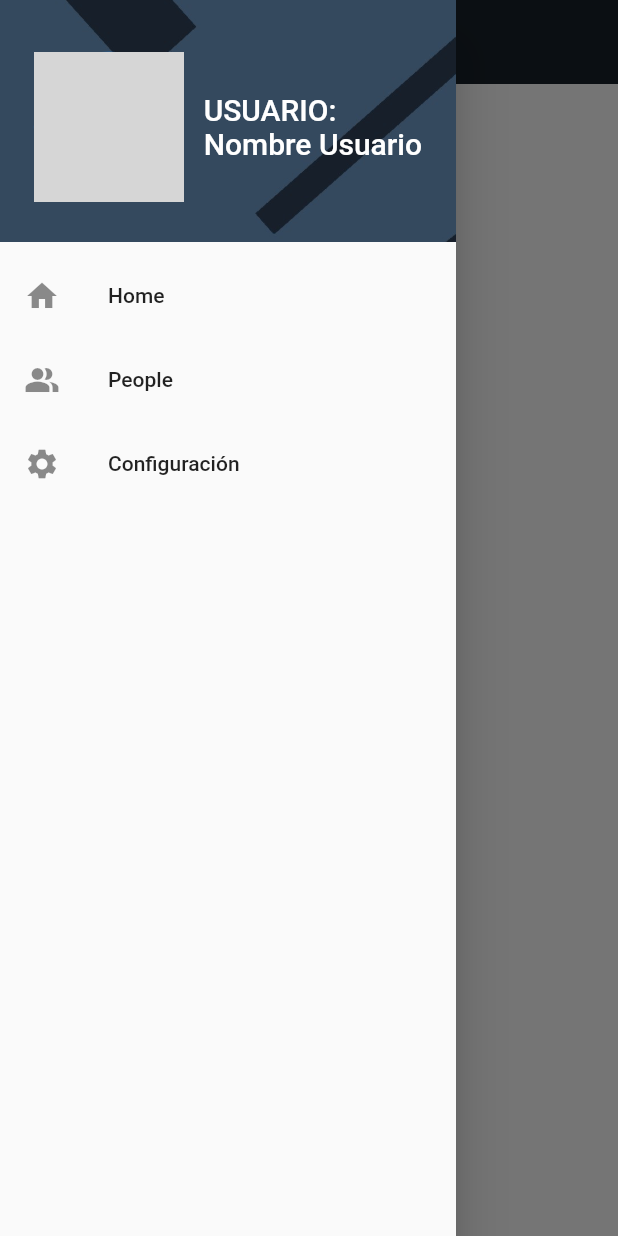
After one commit to GeorgeLN/flutter_app_ventas, a Flutter app: the HomeScreen screen opened by its route, with the side drawer open, on a phone screen of 412 x 824 dp. The commit adds this screen. Run offline on Flutter 3.47's test engine with Material 2 defaults, Android fonts, the phone set to English and light mode, and no system bars; network calls fail; grey boxes are pictures that could not be loaded.

Commit message:
Se implementa el Drawer en el HomeScreen

```diff
--- a/lib/main.dart
+++ b/lib/main.dart
@@ -1,5 +1,7 @@
 import 'package:flutter/material.dart';
+
 import 'package:seguridad_clientes_app/screens/screens.dart';
+import 'package:seguridad_clientes_app/themes/app_theme.dart';
 
 void main() => runApp(const MyApp());
 
@@ -18,9 +20,7 @@ class MyApp extends StatelessWidget {
         'home':(context) => const HomeScreen(),
       },
 
-      theme: ThemeData.light().copyWith(
-        scaffoldBackgroundColor: Colors.grey[300],
-      ),
+      theme: AppTheme.lightTheme,
     );
   }
 }
--- a/lib/screens/home-screen.dart
+++ b/lib/screens/home-screen.dart
@@ -1,15 +1,24 @@
 import 'package:flutter/material.dart';
 
+import 'package:seguridad_clientes_app/widgets/side_menu.dart';
+
 class HomeScreen extends StatelessWidget {
+
+  static const String routerName = 'Home';
 
   const HomeScreen({Key? key}) : super(key: key);
 
   @override
   Widget build(BuildContext context) {
-    return const Scaffold(
-      body: Center(
-         child: Text('Home Screen'),
+    return Scaffold(
+      backgroundColor: Colors.white,
+
+      appBar: AppBar(
+        title: const Text('Nombre APP'),
+        centerTitle: true,
       ),
+
+      drawer: const SideMenu(),
     );
   }
 }
--- /dev/null
+++ b/lib/themes/app_theme.dart
@@ -0,0 +1,15 @@
+
+import 'package:flutter/material.dart';
+
+class AppTheme {
+
+  static const Color primary = Color.fromRGBO(23, 32, 42, 1);
+
+  static final ThemeData lightTheme = ThemeData.light().copyWith(
+
+    appBarTheme: const AppBarTheme(
+      color: primary,
+      elevation: 0,
+    )
+  );
+}
--- /dev/null
+++ b/lib/widgets/side_menu.dart
@@ -0,0 +1,88 @@
+// ignore_for_file: sort_child_properties_last, avoid_unnecessary_containers
+import 'package:flutter/material.dart';
+
+//import 'package:seguridad_clientes_app/screens/screens.dart';
+
+class SideMenu extends StatelessWidget {
+
+  const SideMenu({Key? key}) : super(key: key);
+
+  @override
+  Widget build(BuildContext context) {
+    return Drawer(
+      child: ListView(
+        padding: EdgeInsets.zero,
+
+        children: [
+
+          const _DrawerHeader(),
+
+          ListTile(
+            leading: const Icon(Icons.home),
+            title: const Text('Home'),
+
+            onTap: () {
+              //Navigator.pushReplacementNamed(context, HomeScreen.routerName);
+            },
+          ),
+
+          ListTile(
+            leading: const Icon(Icons.people_alt),
+            title: const Text('People'),
+
+            onTap: () {
+
+            },
+          ),
+
+          ListTile(
+            leading: const Icon(Icons.settings),
+            title: const Text('Configuración'),
+
+            onTap: () {
+              //Navigator.pop(context); //Permite cerrar el "Drawer" al momento de abrir otro Screen.
+              //Navigator.pushNamed(context, SettingsScreen.routerName); //Permite abrir otro Screen al seleccionar una opción en el Drawer.
+              //Navigator.pushReplacementNamed(context, SettingsScreen.routerName);
+            },
+          ),
+        ],
+      ),
+    );
+  }
+}
+
+class _DrawerHeader extends StatelessWidget {
+  const _DrawerHeader({
+    super.key,
+  });
+
+  @override
+  Widget build(BuildContext context) {
+    return DrawerHeader(
+      child: Center(
+        child: Row(
+          mainAxisAlignment: MainAxisAlignment.spaceAround,
+
+          children: [
+            Container(
+              //color: Colors.red,
+              child: const CircleAvatar(
+                maxRadius: 50,
+                backgroundImage: NetworkImage('https://cdn.profoto.com/cdn/053149e/contentassets/d39349344d004f9b8963df1551f24bf4/profoto-albert-watson-steve-jobs-pinned-image-original.jpg?width=1280&quality=75&format=jpg'),
+              ),
+            ),
+
+            const Text('USUARIO: \nNombre Usuario', style: TextStyle(color: Colors.white, fontSize: 20)),
+          ], //Children
+        ),
+      ),
+
+      decoration: const BoxDecoration(
+        image: DecorationImage(
+          image: AssetImage('assets/menu-img.jpg'),
+          fit: BoxFit.cover,
+        ),
+      ),
+    );
+  }
+}
```
Also changed, not shown: lib/providers/login_form_provider.dart (added, +31 -0 lines), lib/screens/login-screen.dart (+67 -4 lines), pubspec.yaml (+6 -13 lines), assets/menu-img.jpg (added), pubspec.lock.
